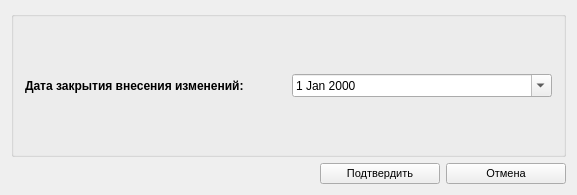
SergeyZaz/Cleaning, file src/zconfigform.ui: the form before one commit.
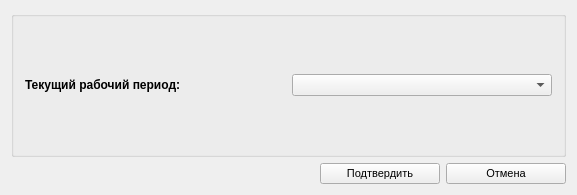
The form after the commit. Icons and pictures are not drawn.

Patch:
```diff
--- a/src/zconfigform.ui
+++ b/src/zconfigform.ui
@@ -42,16 +42,12 @@
          </font>
         </property>
         <property name="text">
-         <string>Дата закрытия внесения изменений:</string>
+         <string>Текущий рабочий период:</string>
         </property>
        </widget>
       </item>
       <item row="1" column="1">
-       <widget class="QDateEdit" name="dateEdit">
-        <property name="calendarPopup">
-         <bool>true</bool>
-        </property>
-       </widget>
+       <widget class="QComboBox" name="cboPeriod"/>
       </item>
      </layout>
     </widget>
```
Left out of the diff: 2 changed lines with no effect on the pictures.
